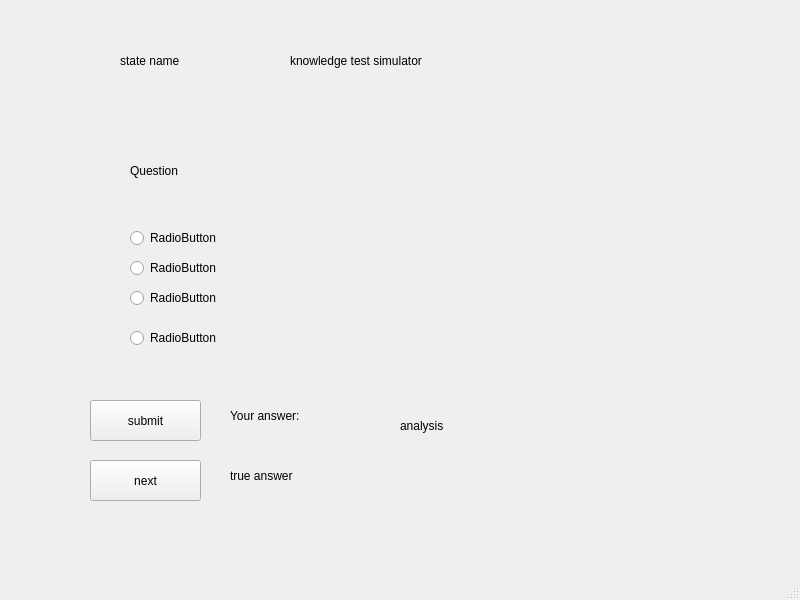
This is testsimulator.ui in hnxals/DLH as Qt 5 draws it before an edit. The edited form follows.
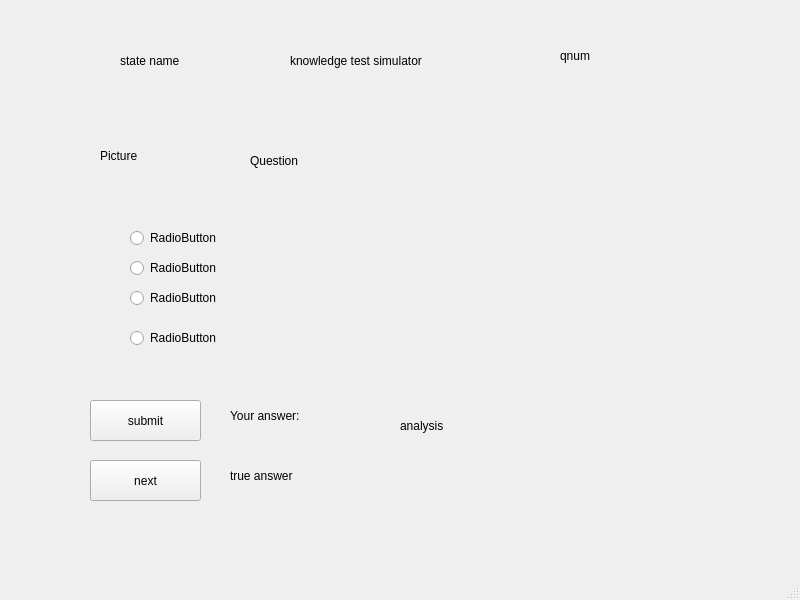
This is the edited form.

The edit to the form file:
```diff
--- a/testsimulator.ui
+++ b/testsimulator.ui
@@ -43,8 +43,8 @@
    <widget class="QLabel" name="label_Question">
     <property name="geometry">
      <rect>
-      <x>130</x>
-      <y>130</y>
+      <x>250</x>
+      <y>120</y>
       <width>511</width>
       <height>81</height>
      </rect>
@@ -170,6 +170,32 @@
      <string>Your answer:</string>
     </property>
    </widget>
+   <widget class="QLabel" name="label_pic">
+    <property name="geometry">
+     <rect>
+      <x>100</x>
+      <y>100</y>
+      <width>111</width>
+      <height>111</height>
+     </rect>
+    </property>
+    <property name="text">
+     <string>Picture</string>
+    </property>
+   </widget>
+   <widget class="QLabel" name="label_qnum">
+    <property name="geometry">
+     <rect>
+      <x>560</x>
+      <y>40</y>
+      <width>141</width>
+      <height>31</height>
+     </rect>
+    </property>
+    <property name="text">
+     <string>qnum</string>
+    </property>
+   </widget>
   </widget>
   <widget class="QMenuBar" name="menubar">
    <property name="geometry">
```
